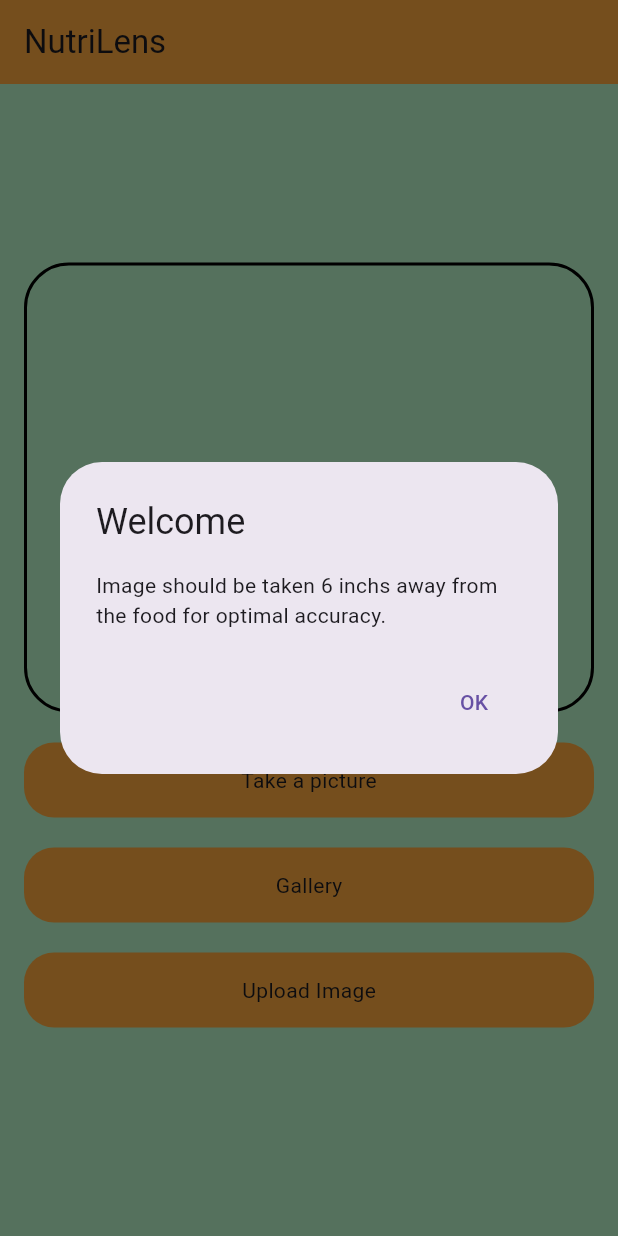
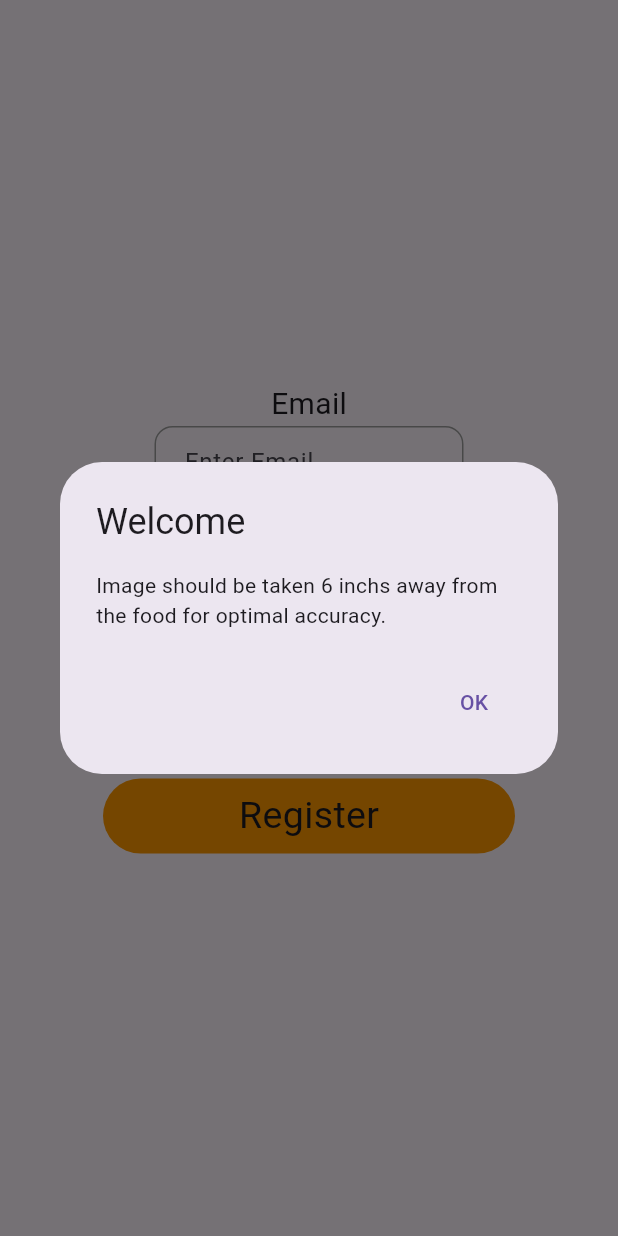
Before and after one commit to biraldh/nutritionapp, a Flutter app: the screen it shows after launch, on a phone screen of 412 x 824 dp. Run offline on Flutter 3.47's test engine with Material 3 defaults, Android fonts, the phone set to English and light mode, and no system bars; our stand-ins replace firebase_auth, firebase_core, flutter_dotenv, image_picker; accounts and stored records are empty.

Commit message:
added login/register

```diff
--- /dev/null
+++ b/lib/login.dart
@@ -0,0 +1,105 @@
+import 'package:firebase_auth/firebase_auth.dart';
+import 'package:flutter/cupertino.dart';
+import 'package:flutter/material.dart';
+import 'package:nuttritionapp/service/loginService.dart';
+import 'package:nuttritionapp/widgets/login_widgets.dart';
+
+class Login extends StatefulWidget {
+  const Login({super.key});
+
+  @override
+  State<Login> createState() => _LoginState();
+}
+
+class _LoginState extends State<Login> {
+
+  final TextEditingController _emailController = TextEditingController();
+  final TextEditingController _passwordController = TextEditingController();
+  final LoginService ls = LoginService();
+  bool _isLoading = false;
+
+  Future<void> _handleLogin() async {
+    setState(() {
+      _isLoading = true;
+    });
+
+    String? errorMessage = await ls.login(
+      email: _emailController.text,
+      password: _passwordController.text,
+    );
+
+    setState(() {
+      _isLoading = false;
+    });
+
+    if (errorMessage == null) {
+      ScaffoldMessenger.of(context).showSnackBar(
+        const SnackBar(content: Text("Login Successful")),
+
+      );
+      Navigator.popAndPushNamed(context, '/');
+    } else {
+      ScaffoldMessenger.of(context).showSnackBar(
+        SnackBar(content: Text(errorMessage)),
+      );
+    }
+  }
+  @override
+  Widget build(BuildContext context) {
+    double screenWidth = MediaQuery.of(context).size.width;
+    return Scaffold(
+      body: Center(
+        child: Column(
+          mainAxisAlignment: MainAxisAlignment.center,
+          children: [
+            Text("Email", style: TextStyle(fontSize: 20),),
+            Container(
+              width: screenWidth/2,
+              child: inputBox(controller: _emailController, hintText : "Enter Email", obsecure: false),
+            ),
+            SizedBox(height: 20,),
+            Text("Password", style: TextStyle(fontSize: 20),),
+            Container(
+              width: screenWidth/2,
+              child: inputBox(controller: _passwordController, hintText : "Enter Password", obsecure: true),
+            ),
+            SizedBox(height: 20,),
+            GestureDetector(
+              onTap: _isLoading ? null : _handleLogin,
+              child: Container(
+                width: screenWidth / 1.5,
+                height: 50,
+                decoration: BoxDecoration(
+                  color: Colors.orange,
+                  borderRadius: BorderRadius.circular(30),
+                ),
+                child: Center(
+                  child: _isLoading
+                      ? const CircularProgressIndicator(color: Colors.white)
+                      : const Text("Login", style: TextStyle(fontSize: 25)),
+                ),
+              ),
+            ),
+            SizedBox(height: 20,),
+            GestureDetector(
+              onTap: () {
+                Navigator.pushNamed(context, "/register");
+              },
+              child: Container(
+                width: screenWidth / 1.5,
+                height: 50,
+                decoration: BoxDecoration(
+                  color: Colors.orange,
+                  borderRadius: BorderRadius.circular(30),
+                ),
+                child: const Center(
+                  child: Text("Register", style: TextStyle(fontSize: 25)),
+                ),
+              ),
+            ),
+          ],
+        ),
+      ),
+    );
+  }
+}
--- a/lib/main.dart
+++ b/lib/main.dart
@@ -1,10 +1,15 @@
+import 'package:firebase_core/firebase_core.dart';
 import 'package:flutter/material.dart';
 import 'package:flutter_dotenv/flutter_dotenv.dart';
+import 'package:nuttritionapp/register.dart';
 
+import 'login.dart';
 import 'nutrition.dart';
 
 void main() async {
   await dotenv.load();
+  WidgetsFlutterBinding.ensureInitialized();
+  await Firebase.initializeApp();
   runApp(const MyApp());
 }
 
@@ -16,7 +21,12 @@ class MyApp extends StatelessWidget {
   Widget build(BuildContext context) {
     return MaterialApp(
       debugShowCheckedModeBanner: false,
-      home: FoodDetectionPage(),
+      initialRoute: '/login',
+      routes: {
+        '/': (context) => FoodDetectionPage(),
+        '/login': (context) => Login(),
+        '/register': (context) => Register(),
+      },
     );
   }
 }
--- a/lib/nutrition.dart
+++ b/lib/nutrition.dart
@@ -149,6 +149,7 @@ class _FoodDetectionPageState extends State<FoodDetectionPage> {
       backgroundColor: Colors.greenAccent[100],
       appBar: AppBar(
         title: Text('NutriLens'),
+        automaticallyImplyLeading: false,
         backgroundColor: Colors.orangeAccent,
       ),
       body: Padding(
--- /dev/null
+++ b/lib/service/loginService.dart
@@ -0,0 +1,36 @@
+import 'package:firebase_auth/firebase_auth.dart';
+import 'package:flutter/src/widgets/editable_text.dart';
+
+class LoginService {
+  final FirebaseAuth _auth = FirebaseAuth.instance;
+  Future<String?> login({
+    required String email,
+    required String password,
+  }) async {
+    try {
+      await _auth.signInWithEmailAndPassword(
+        email: email.trim(),
+        password: password.trim(),
+      );
+      return null;
+    } on FirebaseAuthException catch (e) {
+      return e.message;
+    }
+  }
+  Future<Object?> register({required String email, required String password, required String username}) async {
+    try {
+      UserCredential userCredential = await _auth.createUserWithEmailAndPassword(
+        email: email.trim(),
+        password: password.trim(),
+      );
+      await userCredential.user?.updateDisplayName(username);
+
+      return userCredential.user;
+    } on FirebaseAuthException catch (e) {
+      // Return error message for display
+      return e.message ?? "An unknown error occurred";
+    } catch (e) {
+      return "An error occurred. Please try again.";
+    }
+  }
+}
--- /dev/null
+++ b/lib/widgets/login_widgets.dart
@@ -0,0 +1,24 @@
+import 'package:flutter/cupertino.dart';
+import 'package:flutter/material.dart';
+
+Widget inputBox({required TextEditingController controller, String hintText = "", required bool obsecure}) {
+  return TextField(
+    obscureText: obsecure,
+    controller: controller,
+    decoration: InputDecoration(
+      hintText: hintText,
+      border: OutlineInputBorder(
+        borderRadius: BorderRadius.circular(12.0), // Rounded corners
+      ),
+      focusedBorder: OutlineInputBorder(
+        borderRadius: BorderRadius.circular(12.0),
+        borderSide: const BorderSide(color: Colors.blue, width: 2.0), // Custom border when focused
+      ),
+      enabledBorder: OutlineInputBorder(
+        borderRadius: BorderRadius.circular(12.0),
+        borderSide: const BorderSide(color: Colors.grey, width: 1.0), // Default border
+      ),
+      contentPadding: const EdgeInsets.symmetric(horizontal: 16.0, vertical: 12.0), // Padding inside the TextField
+    ),
+  );
+}
--- a/pubspec.yaml
+++ b/pubspec.yaml
@@ -39,6 +39,8 @@ dependencies:
   http:
   flutter_secure_storage:
   flutter_dotenv: ^5.2.1
+  firebase_core: ^3.8.0
+  firebase_auth: ^5.3.3
 
 dev_dependencies:
   flutter_test:
```
Also changed, not shown: lib/register.dart (added, +96 -0 lines), firebase.json (added), lib/firebase_options.dart (added), pubspec.lock, 3 other files.
